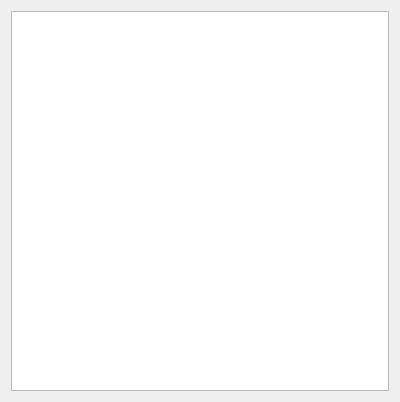
StarLeG/CRM_IP, file counterparties.ui: the form before one commit.
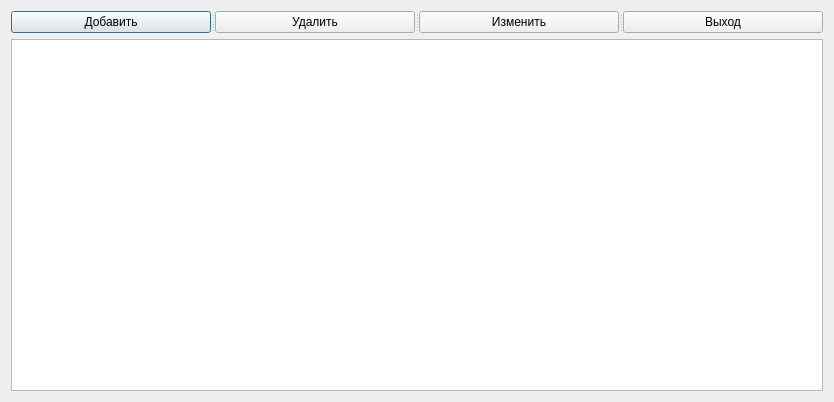
The form after the commit.

Commit message: Добален окно справочника контрагентов

```diff
--- a/counterparties.ui
+++ b/counterparties.ui
@@ -6,15 +6,42 @@
    <rect>
     <x>0</x>
     <y>0</y>
-    <width>400</width>
+    <width>834</width>
     <height>402</height>
    </rect>
   </property>
   <property name="windowTitle">
    <string>Dialog</string>
   </property>
-  <layout class="QVBoxLayout" name="verticalLayout">
-   <item>
+  <layout class="QGridLayout" name="gridLayout">
+   <item row="0" column="0">
+    <widget class="QSplitter" name="splitter">
+     <property name="orientation">
+      <enum>Qt::Horizontal</enum>
+     </property>
+     <widget class="QPushButton" name="AddNote_Btn">
+      <property name="text">
+       <string>Добавить</string>
+      </property>
+     </widget>
+     <widget class="QPushButton" name="DelNote_Btn">
+      <property name="text">
+       <string>Удалить</string>
+      </property>
+     </widget>
+     <widget class="QPushButton" name="ChangeNote_Btn">
+      <property name="text">
+       <string>Изменить</string>
+      </property>
+     </widget>
+     <widget class="QPushButton" name="Exit_Btn">
+      <property name="text">
+       <string>Выход</string>
+      </property>
+     </widget>
+    </widget>
+   </item>
+   <item row="1" column="0">
     <widget class="QTableView" name="tableView"/>
    </item>
   </layout>
```
The commit also changes 5 other files.
